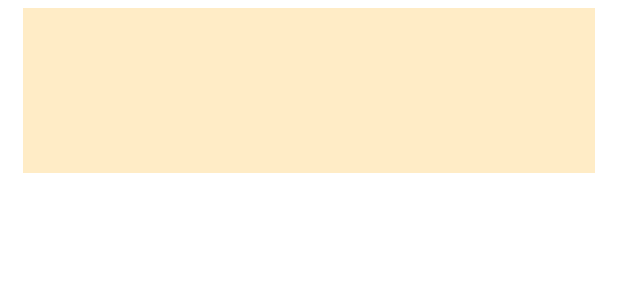
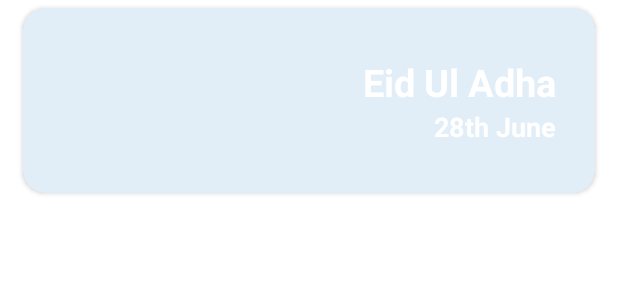
Before and after one commit to badarshadab/AllWishes_SB_Kotlin, an Android app: the layout holiday_row_layout.xml on its own in the app's theme, with its tools: preview values and no code run, on a phone screen of 412 x 824 dp. Shown: the top 300 px of the screen. Run offline under Robolectric (Android 15) with nearby library versions, the phone set to English and light mode, and no system bars; Roboto replaces fonts that are not available here.

Commit message:
conversion continues

```diff
--- a/app/src/main/java/com/examp/allwishes/ui/util/AppUtils.kt
+++ b/app/src/main/java/com/examp/allwishes/ui/util/AppUtils.kt
@@ -382,6 +382,7 @@ object AppUtils {
                         b
                     )
                 } catch (e: Exception) {
+                    print("catch Exception   " + e)
 //                            AppUtils.getInstance().showToast(activity, "Something went wrong")
                 }
             }, dTime
--- a/app/src/main/res/layout/activity_holidays_list.xml
+++ b/app/src/main/res/layout/activity_holidays_list.xml
@@ -3,7 +3,7 @@
     xmlns:app="http://schemas.android.com/apk/res-auto"
     android:id="@+id/drawer_layout"
     android:layout_width="match_parent"
-    android:background="@color/bg"
+    android:background="@drawable/bg"
     android:layout_height="match_parent"
     android:fitsSystemWindows="true">
 
--- a/app/src/main/res/layout/fragment_content_preview.xml
+++ b/app/src/main/res/layout/fragment_content_preview.xml
@@ -2,7 +2,7 @@
 <RelativeLayout xmlns:android="http://schemas.android.com/apk/res/android"
     android:layout_width="match_parent"
     android:layout_height="match_parent"
-    android:background="@color/bg"
+    android:background="@drawable/bg"
     android:orientation="vertical">
 
     <include
--- a/app/src/main/res/layout/fragment_holiday.xml
+++ b/app/src/main/res/layout/fragment_holiday.xml
@@ -16,7 +16,7 @@
         android:layout_marginTop="10dp"
         android:layout_width="match_parent"
         android:layout_height="match_parent"
-        android:background="@color/bg" />
+        android:background="@drawable/bg" />
 
 
 </RelativeLayout>
--- a/app/src/main/res/layout/holiday_row_layout.xml
+++ b/app/src/main/res/layout/holiday_row_layout.xml
@@ -1,31 +1,58 @@
 <?xml version="1.0" encoding="utf-8"?>
-<RelativeLayout xmlns:android="http://schemas.android.com/apk/res/android"
+<androidx.cardview.widget.CardView xmlns:android="http://schemas.android.com/apk/res/android"
+    xmlns:app="http://schemas.android.com/apk/res-auto"
     android:layout_width="match_parent"
     android:layout_height="wrap_content"
+    android:layout_centerInParent="true"
     android:layout_marginStart="15dp"
     android:layout_marginTop="5dp"
     android:layout_marginEnd="15dp"
-    android:background="@color/bg">
+    app:cardBackgroundColor="@color/cardbg"
+    app:cardCornerRadius="15dp">
+
 
     <ImageView
         android:id="@+id/iv"
         android:layout_width="match_parent"
         android:layout_height="110dp"
+        android:layout_margin="@dimen/_5sdp"
         android:adjustViewBounds="true"
         android:scaleType="centerCrop" />
+
+    <RelativeLayout
+        android:layout_width="wrap_content"
+        android:layout_height="wrap_content"
+        android:layout_gravity="center">
 
         <TextView
             android:id="@+id/quotesText"
             android:layout_width="match_parent"
             android:layout_height="wrap_content"
-        android:layout_centerInParent="true"
-        android:layout_gravity="center"
             android:shadowDx="2"
             android:shadowDy="2"
             android:shadowRadius="3"
-        android:textAlignment="center"
+            android:text="Eid Ul Adha"
+            android:layout_marginEnd="@dimen/_20sdp"
+            android:textAlignment="textEnd"
             android:textColor="@android:color/white"
             android:textSize="25sp"
             android:textStyle="bold" />
 
+        <TextView
+            android:id="@+id/dateText"
+            android:layout_width="match_parent"
+            android:layout_height="wrap_content"
+            android:layout_below="@+id/quotesText"
+            android:shadowDx="2"
+            android:shadowDy="2"
+            android:layout_marginEnd="@dimen/_20sdp"
+            android:shadowRadius="3"
+            android:text="28th June"
+            android:textAlignment="textEnd"
+            android:textColor="@android:color/white"
+            android:textSize="18sp"
+            android:textStyle="bold" />
     </RelativeLayout>
+
+
+</androidx.cardview.widget.CardView>
--- a/app/src/main/res/layout/holidaymainfragment.xml
+++ b/app/src/main/res/layout/holidaymainfragment.xml
@@ -4,7 +4,7 @@
     xmlns:tools="http://schemas.android.com/tools"
     android:layout_width="match_parent"
     android:layout_height="match_parent"
-    android:background="@color/bg"
+    android:background="@drawable/bg"
     tools:context=".ui.activity.Holidays_List">
 
     <include
@@ -16,9 +16,10 @@
         android:layout_width="wrap_content"
         android:layout_height="wrap_content"
         app:layout_constraintEnd_toEndOf="parent"
+        android:layout_margin="@dimen/_5sdp"
         app:layout_constraintStart_toStartOf="parent"
         app:layout_constraintTop_toBottomOf="@+id/toolbar"
-        app:tabBackground="@color/bg"
+        app:tabBackground="@color/white"
         app:tabGravity="center"
         app:tabMode="scrollable" />
 
--- a/app/src/main/res/layout/recycler_gif_img_row.xml
+++ b/app/src/main/res/layout/recycler_gif_img_row.xml
@@ -4,7 +4,7 @@
     android:layout_width="match_parent"
     android:layout_height="wrap_content"
     android:layout_margin="2dp"
-    android:background="@color/bg"
+    android:background="@color/cardbg"
     android:elevation="4dp"
     android:orientation="vertical">
 
@@ -12,7 +12,7 @@
         android:layout_width="match_parent"
         android:layout_height="wrap_content"
         android:layout_centerInParent="true"
-        app:cardBackgroundColor="@android:color/white"
+        app:cardBackgroundColor="@color/card_bg"
         app:cardCornerRadius="3dp">
 
         <ImageView
--- a/app/src/main/res/values/colors.xml
+++ b/app/src/main/res/values/colors.xml
@@ -27,4 +27,5 @@
     <color name="win_def_bg">#F5F9F5</color>
     <color name="createCard_fontitembg">#FCDCF0</color>
     <color name="createCard_fontitencolor">#FE4BB9</color>
+    <color name="card_bg">#E6F1F9</color>
 </resources>
```
Also changed, not shown: app/src/main/java/com/examp/allwishes/ui/activity/Holidays_List.kt (+5 -6 lines), app/src/main/java/com/examp/allwishes/ui/adapter/HolidayAdapter.kt (+7 -6 lines), app/src/main/java/com/examp/allwishes/ui/fragment/ContentPreviewFragment.kt (+24 -61 lines), app/src/main/java/com/examp/allwishes/ui/fragment/HolidayFragment.kt (+4 -4 lines), app/src/main/java/com/examp/allwishes/ui/fragment/HolidayMainFragment.kt (+4 -39 lines), app/src/main/res/navigation/nav_graph.xml (+14 -1 lines). Lines whose indentation alone changed are shown as unchanged.
